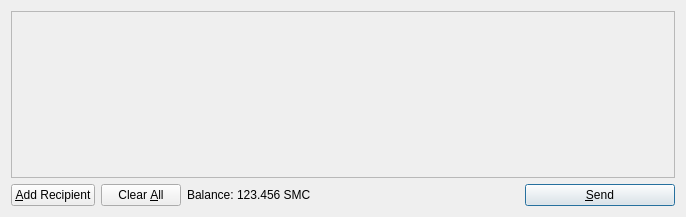
Above: src/qt/forms/sendcoinsdialog.ui from CyrptoCraig/betcoin before the change. Below: the same form after it.
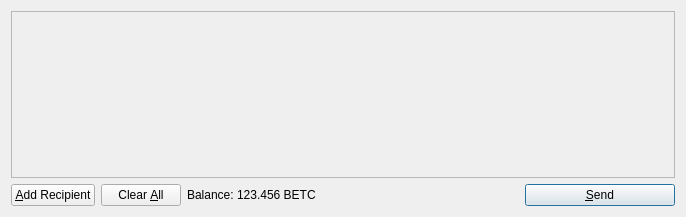
That is the form after the change. Icons and pictures are not drawn.

```diff
--- a/src/qt/forms/sendcoinsdialog.ui
+++ b/src/qt/forms/sendcoinsdialog.ui
@@ -119,7 +119,7 @@
           <cursorShape>IBeamCursor</cursorShape>
          </property>
          <property name="text">
-          <string>123.456 SMC</string>
+          <string>123.456 BETC</string>
          </property>
          <property name="textInteractionFlags">
           <set>Qt::LinksAccessibleByMouse|Qt::TextSelectableByKeyboard|Qt::TextSelectableByMouse</set>
```
